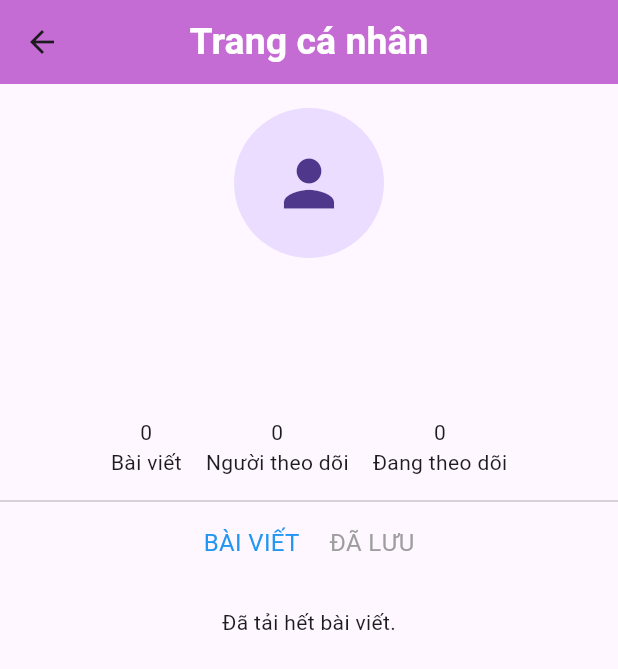
After one commit to hthinh21/SocialApp_Flutter, a Flutter app: the ProfilePage screen opened directly, after a tap on "Tải thêm bài viết", on a phone screen of 412 x 824 dp. The commit adds this screen. Shown: the top 669 px of the screen. Run offline on Flutter 3.47's test engine with Material 3 defaults, Android fonts, the phone set to English and light mode, and no system bars; our stand-ins replace shared_preferences, socket_io_client; accounts and stored records are empty; network calls fail.

Commit message:
add login, profile page, route

```diff
--- a/lib/screens/home_screen.dart
+++ b/lib/screens/home_screen.dart
@@ -1,4 +1,5 @@
 import 'package:flutter/material.dart';
+import 'package:mobile_project/screens/profile_screen.dart';
 import 'package:mobile_project/screens/search_screen.dart';
 import 'package:mobile_project/widgets/defaultwidget.dart';
 import 'package:mobile_project/screens/chat/chat_list_screen.dart';
@@ -31,8 +32,7 @@ class _MainpageState extends State<Homepage> {
       case 2:
         return const ChatListPage();
       case 3:
-        nameWidgets = "Profile";
-        break;
+        return const ProfilePage();
       default:
         nameWidgets = "None";
         break;
--- /dev/null
+++ b/lib/screens/profile_screen.dart
@@ -0,0 +1,279 @@
+import 'dart:convert';
+import 'package:flutter/material.dart';
+import 'package:http/http.dart' as http;
+import 'package:shared_preferences/shared_preferences.dart';
+
+class ProfilePage extends StatefulWidget {
+  const ProfilePage({super.key});
+
+  @override
+  State<ProfilePage> createState() => _ProfileScreenState();
+}
+
+class _ProfileScreenState extends State<ProfilePage> {
+  String? customerId;
+  Map<String, dynamic>? user;
+  List<dynamic> followers = [];
+  List<dynamic> followings = [];
+  List<dynamic> posts = [];
+  int visiblePosts = 12;
+  bool loadingMore = false;
+  bool loadedAll = false;
+  String activeTab = 'posts';
+
+  @override
+  void initState() {
+    super.initState();
+    _loadData();
+  }
+
+  Future<void> _loadData() async {
+    final prefs = await SharedPreferences.getInstance();
+    final id = prefs.getString('customerId');
+    if (id == null) return;
+    setState(() {
+      customerId = id;
+    });
+    await _fetchUser();
+    await _fetchPosts();
+  }
+
+  Future<void> _fetchUser() async {
+    try {
+      final res = await http.get(Uri.parse('https://dhkptsocial.onrender.com/users/$customerId'));
+      if (res.statusCode == 200) {
+        final data = jsonDecode(res.body);
+        setState(() {
+          user = data;
+          followers = data['followers'] ?? [];
+          followings = data['followings'] ?? [];
+        });
+      }
+    } catch (e) { print(e); }
+  }
+
+  Future<void> _fetchPosts() async {
+    if (customerId == null) return;
+    try {
+      final res = await http.get(Uri.parse('https://dhkptsocial.onrender.com/articles/$customerId'));
+      if (res.statusCode == 200) {
+        final list = jsonDecode(res.body)['data'] as List;
+        final temp = <Map<String, dynamic>>[];
+        for (var art in list) {
+          final imgRes = await http.get(Uri.parse('https://dhkptsocial.onrender.com/files/${art['_id']}'));
+          final imgList = jsonDecode(imgRes.body) as List;
+          temp.add({
+            'id': art['_id'],
+            'image': imgList.isNotEmpty ? imgList[0]['_id'] : null,
+            'likes': art['numberOfLike'],
+            'comments': art['numberOfComment'],
+          });
+        }
+        setState(() {
+          posts = temp;
+        });
+      }
+    } catch (e) { print(e); }
+  }
+
+  void _loadMore() {
+    if (loadingMore || loadedAll) return;
+    setState(() { loadingMore = true; });
+    Future.delayed(const Duration(seconds: 1), () {
+      final total = activeTab == 'posts' ? posts.length : 0;
+      if (visiblePosts < total) {
+        setState(() { visiblePosts += 12; });
+      } else {
+        setState(() { loadedAll = true; });
+      }
+      setState(() { loadingMore = false; });
+    });
+  }
+
+  String _formatNumber(int num) {
+    if (num >= 1000000) return '${(num / 1000000).toStringAsFixed(1)} Tr';
+    if (num >= 10000) return '${(num / 1000).floor()} N';
+    return num.toString();
+  }
+
+  @override
+  Widget build(BuildContext context) {
+    return Scaffold(
+      appBar: AppBar(title: const Text('Trang cá nhân', style: TextStyle(fontSize: 25, fontWeight: FontWeight.bold, color: Colors.white)),
+      backgroundColor: const Color.fromARGB(255, 196, 108, 211),
+      centerTitle: true,),
+
+      body: RefreshIndicator(
+        onRefresh: () async {
+          await _fetchUser();
+          await _fetchPosts();
+          setState(() {
+            visiblePosts = 12;
+            loadedAll = false;
+          });
+        },
+        child: SingleChildScrollView(
+          physics: const AlwaysScrollableScrollPhysics(),
+          child: Column(
+            children: [
+              const SizedBox(height: 16),
+              CircleAvatar(
+                radius: 50,
+                backgroundImage: user?['avatar'] != null
+                  ? NetworkImage('https://dhkptsocial.onrender.com/files/download/${user!['avatar']}')
+                  : null,
+                child: user?['avatar'] == null ? const Icon(Icons.person, size: 50) : null,
+              ),
+              const SizedBox(height: 8),
+              Text(user?['username'] ?? '', style: const TextStyle(fontSize: 25, fontWeight: FontWeight.bold)),
+              const SizedBox(height: 8),
+              Text(user?['name'] ?? ''),
+              Text(user?['description'] ?? ''),
+              const SizedBox(height: 12),
+              Row(
+                mainAxisAlignment: MainAxisAlignment.center,
+                children: [
+                  Column(children: [
+                    Text(_formatNumber(posts.length)), const Text('Bài viết'),
+                  ]),
+                  const SizedBox(width: 16),
+                  InkWell(
+                    onTap: () => _showUsersModal(context, 'Followers', followers),
+                    child: Column(children: [
+                      Text(_formatNumber(followers.length)), const Text('Người theo dõi'),
+                    ]),
+                  ),
+                  const SizedBox(width: 16),
+                  InkWell(
+                    onTap: () => _showUsersModal(context, 'Following', followings),
+                    child: Column(children: [
+                      Text(_formatNumber(followings.length)), const Text('Đang theo dõi'),
+                    ]),
+                  ),
+                ],
+              ),
+              const Divider(height: 32),
+              _buildTabs(),
+              _buildPostsGallery(),
+              if (loadingMore) const Padding(
+                padding: EdgeInsets.symmetric(vertical: 16),
+                child: CircularProgressIndicator(),
+              ) else if (!loadedAll) TextButton(
+                onPressed: _loadMore, child: const Text('Tải thêm bài viết'),
+              ) else const Padding(
+                padding: EdgeInsets.all(16),
+                child: Text('Đã tải hết bài viết.'),
+              ),
+            ],
+          ),
+        ),
+      ),
+    );
+  }
+
+  Widget _buildTabs() {
+    return Row(
+      mainAxisAlignment: MainAxisAlignment.center,
+      children: [
+        _tabButton('posts', 'BÀI VIẾT'),
+        const SizedBox(width: 20),
+        // Bookmark tab placeholder
+        _tabButton('bookmarks', 'ĐÃ LƯU'),
+      ],
+    );
+  }
+
+  Widget _tabButton(String key, String label) => InkWell(
+    onTap: () {
+      setState(() {
+        activeTab = key;
+        visiblePosts = 12;
+        loadedAll = false;
+      });
+    },
+    child: Text(label, style: TextStyle(
+      fontSize: 16,
+      color: activeTab == key ? Colors.blue : Colors.grey,
+    )),
+  );
+
+  Widget _buildPostsGallery() {
+    final dataList = activeTab == 'posts' ? posts : [];
+    return Padding(
+      padding: const EdgeInsets.all(8),
+      child: GridView.builder(
+        shrinkWrap: true,
+        physics: const NeverScrollableScrollPhysics(),
+        itemCount: dataList.length < visiblePosts ? dataList.length : visiblePosts,
+        gridDelegate: const SliverGridDelegateWithFixedCrossAxisCount(
+          crossAxisCount: 3, crossAxisSpacing: 2, mainAxisSpacing: 2),
+        itemBuilder: (_, index) {
+          final item = dataList[index];
+          return GestureDetector(
+            onTap: () { /* handle post nav */ },
+            child: Stack(
+              children: [
+                Image.network(
+                  'https://dhkptsocial.onrender.com/files/download/${item['image']}',
+                  fit: BoxFit.cover,
+                  width: double.infinity,
+                  height: double.infinity,
+                ),
+                Positioned.fill(
+                  child: Container(
+                    color: Colors.black26,
+                    child: Center(
+                      child: Row(
+                        mainAxisAlignment: MainAxisAlignment.center,
+                        children: [
+                          _iconText(Icons.favorite, item['likes']),
+                          const SizedBox(width: 8),
+                          _iconText(Icons.comment, item['comments']),
+                        ],
+                      ),
+                    ),
+                  ),
+                )
+              ],
+            ),
+          );
+        },
+      ),
+    );
+  }
+
+  Widget _iconText(IconData icon, int count) {
+    return Row(
+      children: [
+        Icon(icon, color: Colors.white, size: 18),
+        const SizedBox(width: 4),
+        Text(_formatNumber(count), style: const TextStyle(color: Colors.white)),
+      ],
+    );
+  }
+
+  void _showUsersModal(BuildContext ctx, String title, List list) {
+    showDialog(
+      context: ctx,
+      builder: (_) => AlertDialog(
+        title: Text(title),
+        content: SizedBox(
+          width: double.maxFinite,
+          height: 300,
+          child: ListView.builder(
+            itemCount: list.length,
+            itemBuilder: (_, i) {
+              final u = list[i];
+              return ListTile(
+                leading: u['avatar'] != null
+                  ? CircleAvatar(backgroundImage: NetworkImage('https://dhkptsocial.onrender.com/files/download/${u['avatar']}'))
+                  : const CircleAvatar(child: Icon(Icons.person)),
+                title: Text(u['username'] ?? ''),
+              );
+            },
+          ),
+        ),
+        actions: [TextButton(onPressed: () => Navigator.pop(ctx), child: const Text('Đóng'))],
+      ));
+  }
+}
--- a/pubspec.yaml
+++ b/pubspec.yaml
@@ -32,7 +32,7 @@ dependencies:
     sdk: flutter
   mongo_dart: ^0.10.5
   http: ^1.4.0
-  # shared_preferences: ^2.2.2
+  shared_preferences: ^2.5.3
   socket_io_client: ^2.0.3+1
 
 
```
Also changed, not shown: lib/main.dart (+11 -2 lines), lib/screens/login_screen.dart (+28 -18 lines), lib/screens/setting_screen.dart (added), lib/utils/logout.dart (added), pubspec.lock, 1 other file.
